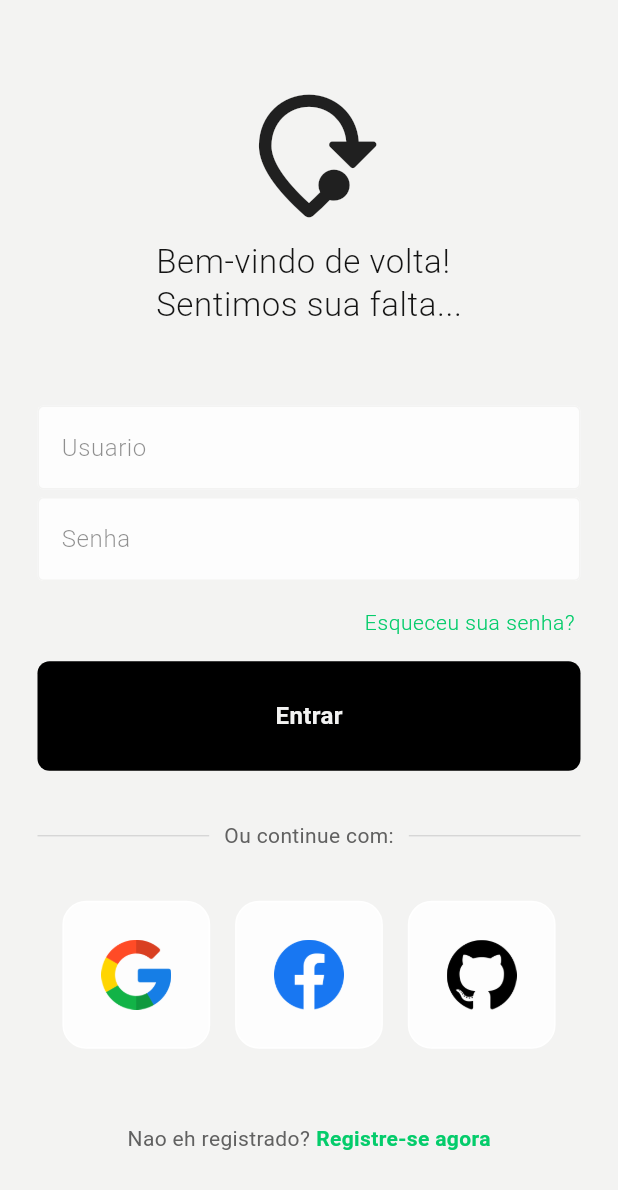
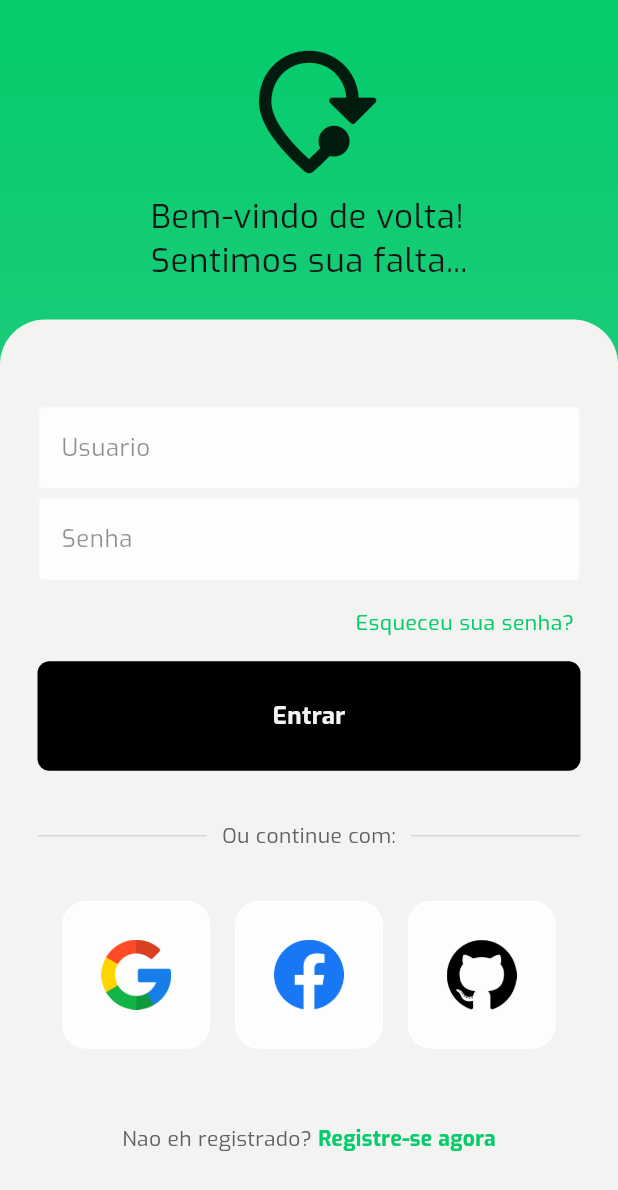
Before and after one commit to voidrt/viagens, a Flutter app: the screen it shows after launch, on a phone screen of 412 x 824 dp. Shown: the top 1190 px of the screen. Run offline on Flutter 3.47's test engine with Material 2 defaults, Android fonts, the phone set to English and light mode, and no system bars; our stand-ins replace go_router; Roboto replaces fonts that are missing (Montserrat).

Commit message:
Added Exo font

```diff
--- a/lib/auth/components/acc_login_row.dart
+++ b/lib/auth/components/acc_login_row.dart
@@ -1,5 +1,6 @@
 import 'package:flutter/material.dart';
 import 'package:turismo_mobile/auth/components/acc_login_tile.dart';
+import 'package:turismo_mobile/auth/components/snackbar.dart';
 
 class AccLoginRow extends StatelessWidget {
   const AccLoginRow({super.key});
@@ -10,15 +11,18 @@ class AccLoginRow extends StatelessWidget {
       mainAxisAlignment: MainAxisAlignment.spaceEvenly,
       children: [
         AccountAuthTile(
-          loginFunc: () => print('google'),
+          loginFunc: () =>
+              ScaffoldMessenger.of(context).showSnackBar(textSnackBar),
           imageFile: 'google.png',
         ),
         AccountAuthTile(
-          loginFunc: () => print('face'),
+          loginFunc: () =>
+              ScaffoldMessenger.of(context).showSnackBar(textSnackBar),
           imageFile: 'facebok.png',
         ),
         AccountAuthTile(
-          loginFunc: () => print('apple'),
+          loginFunc: () =>
+              ScaffoldMessenger.of(context).showSnackBar(textSnackBar),
           imageFile: 'github.png',
         ),
       ],
--- a/lib/auth/components/button.dart
+++ b/lib/auth/components/button.dart
@@ -7,29 +7,31 @@ class BoldButton extends StatelessWidget {
     super.key,
     required this.onTap,
     required this.text,
+    this.backgroundColor,
   });
 
-  final Function()? onTap;
+  final Function onTap;
   final String text;
+  final Color? backgroundColor;
 
   @override
   Widget build(BuildContext context) {
     return GestureDetector(
-      onTap: onTap,
+      onTap: () => onTap(),
       child: Container(
         padding: const EdgeInsets.all(25),
         margin: const EdgeInsets.only(
           top: Paddings.kDefault,
         ),
         decoration: BoxDecoration(
-          color: Colors.black,
+          color: backgroundColor ?? Colors.black,
           borderRadius: BorderRadius.circular(8),
         ),
         child: Center(
           child: Text(
             text,
             style: const TextStyle(
-              color: AppColors.background,
+              color: LightThemeColors.background,
               fontWeight: FontWeight.bold,
               fontSize: 16,
             ),
--- a/lib/auth/components/divider_text.dart
+++ b/lib/auth/components/divider_text.dart
@@ -22,7 +22,9 @@ class DividerText extends StatelessWidget {
             padding: const EdgeInsets.symmetric(horizontal: 10.0),
             child: Text(
               'Ou continue com:',
-              style: TextStyle(color: Colors.grey[700]),
+              style: TextStyle(
+                color: Colors.grey[700],
+              ),
             ),
           ),
           Expanded(
--- a/lib/auth/components/layout_column.dart
+++ b/lib/auth/components/layout_column.dart
@@ -1,4 +1,5 @@
 import 'package:flutter/material.dart';
+import 'package:go_router/go_router.dart';
 import 'package:turismo_mobile/auth/components/forgot_password.dart';
 import 'package:turismo_mobile/auth/components/acc_login_row.dart';
 import 'package:turismo_mobile/auth/components/divider_text.dart';
@@ -8,15 +9,30 @@ import 'package:turismo_mobile/auth/components/text_field.dart';
 import 'package:turismo_mobile/theme/padding/padding.dart';
 
 class LoginScreenLayout extends StatelessWidget {
-  LoginScreenLayout({super.key});
+  LoginScreenLayout({
+    super.key,
+  });
 
   final usernameController = TextEditingController();
   final passwordController = TextEditingController();
-  void signUserIn() {}
 
   @override
   Widget build(BuildContext context) {
-    return Column(
+    return Expanded(
+      child: Container(
+        decoration: BoxDecoration(
+          color: Theme.of(context).colorScheme.background,
+          borderRadius: const BorderRadius.only(
+            topRight: Radius.circular(30),
+            topLeft: Radius.circular(30),
+          ),
+        ),
+        width: double.infinity,
+        child: Padding(
+          padding: const EdgeInsets.all(
+            Paddings.big,
+          ),
+          child: Column(
             mainAxisAlignment: MainAxisAlignment.center,
             children: [
               AppTextField(
@@ -32,13 +48,16 @@ class LoginScreenLayout extends StatelessWidget {
               const ForgotPassword(),
               BoldButton(
                 text: 'Entrar',
-          onTap: signUserIn,
+                onTap: () => context.goNamed('user-profile'),
               ),
               const DividerText(),
               const AccLoginRow(),
               const SizedBox(height: Paddings.bigger),
               const CreateAccountText()
             ],
+          ),
+        ),
+      ),
     );
   }
 }
--- a/lib/auth/components/page_header.dart
+++ b/lib/auth/components/page_header.dart
@@ -11,6 +11,7 @@ class IconHeader extends StatelessWidget {
       children: [
         const Padding(
           padding: EdgeInsets.only(
+            top: Paddings.big,
             bottom: Paddings.small,
           ),
           child: Icon(
@@ -20,7 +21,7 @@ class IconHeader extends StatelessWidget {
         ),
         Padding(
           padding: const EdgeInsets.only(
-            bottom: Paddings.bigger,
+            bottom: Paddings.big,
           ),
           child: Text(
             'Bem-vindo de volta!\nSentimos sua falta...',
--- a/lib/auth/components/sign_in_text.dart
+++ b/lib/auth/components/sign_in_text.dart
@@ -11,13 +11,15 @@ class CreateAccountText extends StatelessWidget {
       children: [
         Text(
           'Nao eh registrado?',
-          style: TextStyle(color: Colors.grey[700]),
+          style: TextStyle(
+            color: Colors.grey[700],
+          ),
         ),
         const SizedBox(width: 4),
         const Text(
           'Registre-se agora',
           style: TextStyle(
-            color: AppColors.primary,
+            color: LightThemeColors.primary,
             fontWeight: FontWeight.bold,
           ),
         ),
--- /dev/null
+++ b/lib/auth/components/snackbar.dart
@@ -0,0 +1,5 @@
+import 'package:flutter/material.dart';
+
+const textSnackBar = SnackBar(
+  content: Text('Google / Facebook / Github'),
+);
--- a/lib/auth/components/text_field.dart
+++ b/lib/auth/components/text_field.dart
@@ -31,14 +31,14 @@ class AppTextField extends StatelessWidget {
           ),
           focusedBorder: const OutlineInputBorder(
             borderSide: BorderSide(
-              color: AppColors.lightGrey,
+              color: LightThemeColors.lightGrey,
             ),
           ),
           fillColor: Theme.of(context).colorScheme.onBackground,
           filled: true,
           hintText: hintText,
           hintStyle: Theme.of(context).textTheme.bodySmall!.copyWith(
-                color: AppColors.black.withOpacity(0.5),
+                color: LightThemeColors.black.withOpacity(0.5),
               ),
         ),
       ),
--- a/lib/auth/screens/login_screen.dart
+++ b/lib/auth/screens/login_screen.dart
@@ -1,28 +1,31 @@
 import 'package:flutter/material.dart';
 import 'package:turismo_mobile/auth/components/page_header.dart';
 import 'package:turismo_mobile/auth/components/layout_column.dart';
-import 'package:turismo_mobile/theme/padding/padding.dart';
 import 'package:turismo_mobile/core/utils/utils.dart';
 
 class LoginScreen extends StatelessWidget {
   const LoginScreen({super.key});
 
-  void signUserIn() {}
-
   @override
   Widget build(BuildContext context) {
     return GestureDetector(
       onTap: () => Utils.unfocus(context),
-      child: Scaffold(
-        resizeToAvoidBottomInset: false,
-        backgroundColor: Theme.of(context).colorScheme.background,
-        body: SafeArea(
-          child: Center(
-            child: Padding(
-              padding: const EdgeInsets.symmetric(
-                vertical: Paddings.big,
-                horizontal: Paddings.big,
-              ),
+      child: Container(
+        decoration: BoxDecoration(
+          gradient: LinearGradient(
+            begin: Alignment.topCenter,
+            end: Alignment.center,
+            colors: [
+              Theme.of(context).colorScheme.primary,
+              Theme.of(context).colorScheme.secondary,
+            ],
+          ),
+        ),
+        child: Scaffold(
+          resizeToAvoidBottomInset: false,
+          backgroundColor: Colors.transparent,
+          body: SafeArea(
+            child: Center(
               child: Column(
                 mainAxisAlignment: MainAxisAlignment.center,
                 children: [
--- a/lib/core/go_router/routes.dart
+++ b/lib/core/go_router/routes.dart
@@ -1,5 +1,6 @@
 import 'package:go_router/go_router.dart';
 import 'package:turismo_mobile/auth/screens/login_screen.dart';
+import 'package:turismo_mobile/user/screens/user_profile.dart';
 
 class Routes {
   static GoRouter appRoutes = GoRouter(
@@ -10,6 +11,11 @@ class Routes {
         path: '/',
         builder: (context, state) => const LoginScreen(),
       ),
+      GoRoute(
+        name: 'user-profile',
+        path: '/user',
+        builder: (context, state) => const UserProfile(),
+      ),
     ],
   );
 }
--- a/lib/testy/test.dart
+++ /dev/null
@@ -1,10 +0,0 @@
-import 'package:flutter/material.dart';
-
-class Scaffoldy extends StatelessWidget {
-  const Scaffoldy({super.key});
-
-  @override
-  Widget build(BuildContext context) {
-    return const Scaffold();
-  }
-}
--- a/lib/theme/light_theme/app_theme.dart
+++ b/lib/theme/light_theme/app_theme.dart
@@ -6,7 +6,8 @@ class LightTheme {
   static ThemeData lightThemeSettings = ThemeData(
     useMaterial3: true,
     //? TEXT THEME
-    fontFamily: 'Montserrat',
+    fontFamily: 'Exo',
+
     textTheme: const TextTheme().copyWith(
       bodySmall: Texts.bodySmall,
       displayMedium: Texts.titleMedium,
@@ -14,14 +15,16 @@ class LightTheme {
     ),
     //? COLORS
     unselectedWidgetColor: Colors.white.withOpacity(0.67),
+
     colorScheme: ColorScheme.fromSeed(
-      seedColor: AppColors.primary,
+      seedColor: LightThemeColors.primary,
       brightness: Brightness.light,
-      primary: AppColors.primary,
-      secondary: AppColors.black,
-      error: AppColors.errorRed,
-      background: AppColors.background,
-      onBackground: AppColors.onBackground,
+      primary: LightThemeColors.primary,
+      secondary: LightThemeColors.secondary,
+      error: LightThemeColors.errorRed,
+      background: LightThemeColors.background,
+      onBackground: LightThemeColors.onBackground,
+      shadow: LightThemeColors.black,
     ),
   );
 }
--- a/lib/theme/light_theme/colors.dart
+++ b/lib/theme/light_theme/colors.dart
@@ -1,8 +1,8 @@
 import 'package:flutter/material.dart';
 
-class AppColors {
+class LightThemeColors {
   static const primary = Color.fromARGB(255, 4, 204, 107);
-  static const secondary = Color.fromARGB(255, 20, 20, 20);
+  static const secondary = Color.fromARGB(255, 40, 203, 132);
   static const textColor = Color.fromARGB(255, 20, 20, 20);
   static const background = Color.fromARGB(255, 243, 243, 242);
   static const onBackground = Color.fromARGB(255, 253, 253, 253);
--- a/lib/theme/text_settings/text.dart
+++ b/lib/theme/text_settings/text.dart
@@ -3,19 +3,22 @@ import 'package:turismo_mobile/theme/light_theme/colors.dart';
 
 class Texts {
   static const TextStyle bodySmall = TextStyle(
-    color: AppColors.textColor,
+    color: LightThemeColors.textColor,
     fontSize: FontSize.defaultBody,
     fontWeight: FontWeight.w300,
+    fontFamily: 'Exo',
   );
   static const TextStyle titleMedium = TextStyle(
-    color: AppColors.textColor,
+    color: LightThemeColors.textColor,
     fontSize: FontSize.big,
     fontWeight: FontWeight.w500,
+    fontFamily: 'Exo',
   );
   static const TextStyle titleLarge = TextStyle(
-    color: AppColors.textColor,
+    color: LightThemeColors.textColor,
     fontSize: FontSize.bigger,
-    fontWeight: FontWeight.w900,
+    fontWeight: FontWeight.w800,
+    fontFamily: 'Exo',
   );
 }
 
--- /dev/null
+++ b/lib/user/screens/user_profile.dart
@@ -0,0 +1,22 @@
+import 'package:flutter/material.dart';
+
+class UserProfile extends StatelessWidget {
+  const UserProfile({super.key});
+
+  @override
+  Widget build(BuildContext context) {
+    return Scaffold(
+      appBar: AppBar(
+        backgroundColor: Theme.of(context).colorScheme.shadow,
+        elevation: 0,
+        centerTitle: true,
+        title: Text(
+          'Profile',
+          style: Theme.of(context).textTheme.titleLarge!.copyWith(
+                color: Theme.of(context).colorScheme.background,
+              ),
+        ),
+      ),
+    );
+  }
+}
```
Also changed, not shown: pubspec.yaml (+11 -0 lines), assets/fonts/Exo-Bold.ttf (added), assets/fonts/Exo-Regular.ttf (added), assets/fonts/Exo-SemiBold.ttf (added), lib/user/components/user_icon.dart (added). Lines whose indentation alone changed are shown as unchanged.
